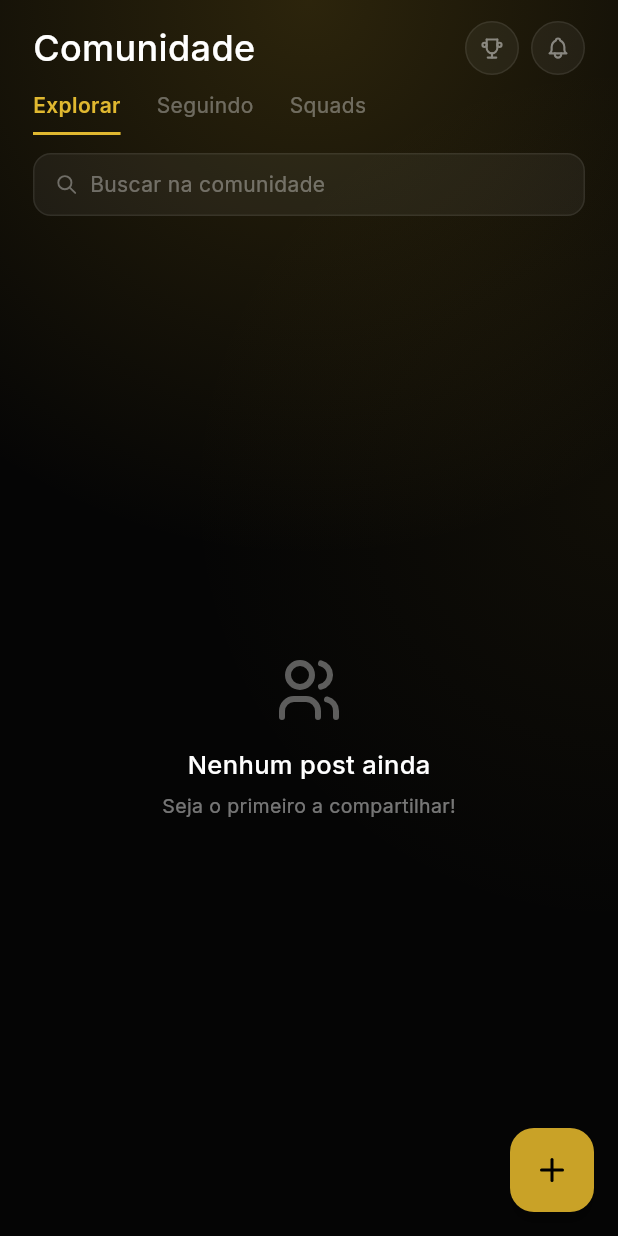
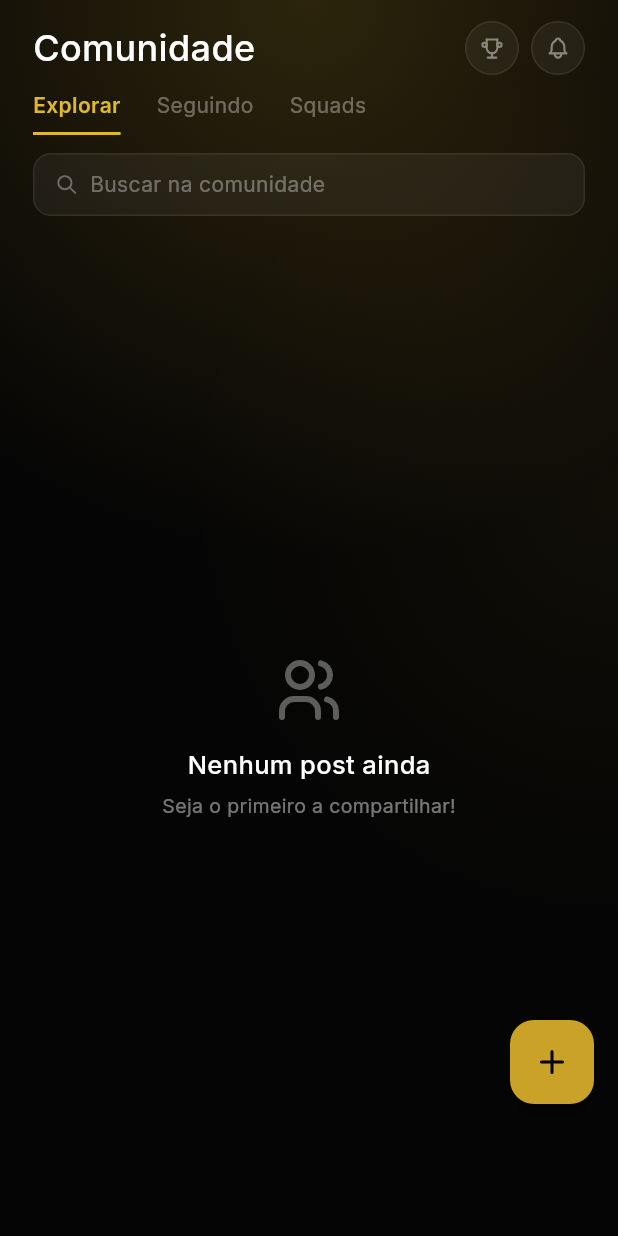
Before and after one commit to BLDR-APP/BLDR, a Flutter app: the ComunidadeScreen screen opened by its route, on a phone screen of 412 x 824 dp. Run offline on Flutter 3.47's test engine with Material 3 defaults, Android fonts, the phone set to English and light mode, and no system bars; our stand-ins replace app_links, cached_network_image, cloud_firestore, connectivity_plus, dio, firebase_auth and 28 more; missing offline and left inert: flutter_muscle_anatomy, flutter_stripe, flutter_web_auth_2, home_widget, in_app_purchase_storekit, live_activities and 4 more; accounts and stored records are empty; network calls fail.

Commit message:
fix: eleva FAB da Comunidade acima da NavBar
O FAB estava no Scaffold filho enquanto a NavBar está no Scaffold pai
(Dashboard), então Flutter não compensava a altura automaticamente.
Adiciona Padding com bottom = safeArea + 72px para posicionar o botão
acima da NavBar em qualquer dispositivo.

Co-Authored-By: Claude Sonnet 4.6 <noreply@anthropic.com>

```diff
--- a/lib/features/club/presentation/bldr_club/comunidade_screen.dart
+++ b/lib/features/club/presentation/bldr_club/comunidade_screen.dart
@@ -306,7 +306,10 @@ class _ComunidadeScreenState extends State<ComunidadeScreen> {
   }
 
   Widget _buildFab() {
-    return FloatingActionButton(
+    return Padding(
+      padding: EdgeInsets.only(
+          bottom: MediaQuery.of(context).padding.bottom + 72),
+      child: FloatingActionButton(
         onPressed: () {
           Navigator.push(
             context,
@@ -315,6 +318,7 @@ class _ComunidadeScreenState extends State<ComunidadeScreen> {
         },
         backgroundColor: BldrColors.goldSolid,
         child: const Icon(TablerIcons.plus, color: Colors.black),
+      ),
     );
   }
 
```
Lines whose indentation alone changed are shown as unchanged.
